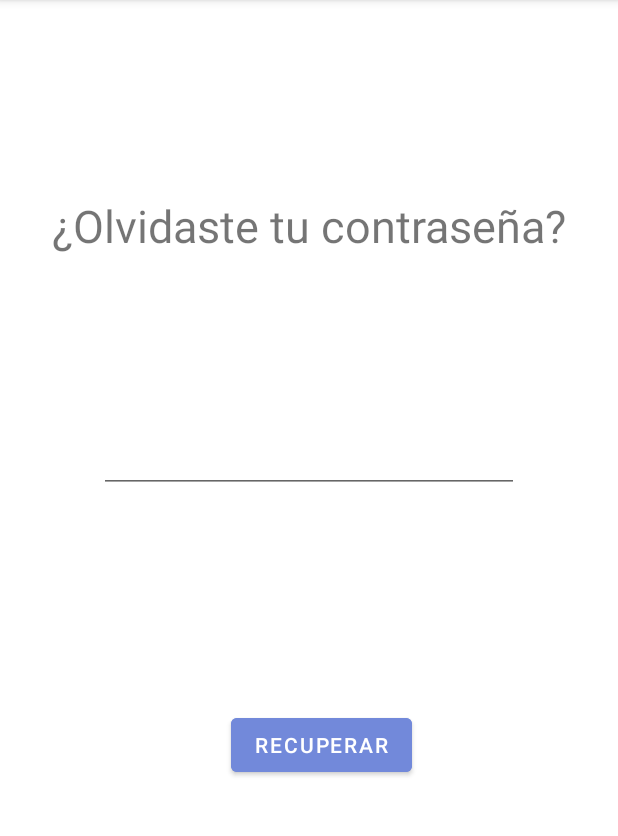
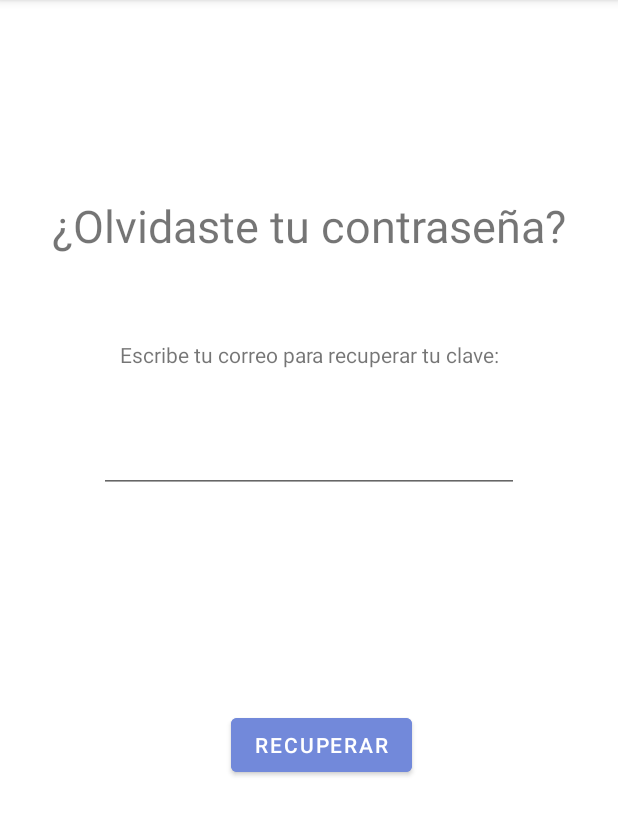
Before and after one commit to itsmonicalara/PiggyBankV2, an Android app: the OlvideContrasena screen opened through its navigation route, on a phone screen of 412 x 824 dp, the part 84-920 px from its top. Run offline under Robolectric (Android 15) with nearby library versions, the phone set to English and light mode, and no system bars; our stand-ins replace Firebase (no records; nobody signed in at launch, a user with empty details on screens opened directly); Roboto replaces fonts that are not available here.

Commit message:
cambios varios

```diff
--- a/app/src/main/java/edu/itesm/piggybank/OlvideContrasena.kt
+++ b/app/src/main/java/edu/itesm/piggybank/OlvideContrasena.kt
@@ -45,9 +45,10 @@ class OlvideContrasena : Fragment() {
             .addOnSuccessListener { documents ->
                 for (document in documents) {
                     if(document.data.get("correo").toString() == recuperarContrasena.text.toString()){
-                        Log.d(TAG, "existe")
-                        clave = document.data.get("contrasena").toString()
-                        Toast.makeText(this.context,clave, Toast.LENGTH_LONG).show()
+                        auth.sendPasswordResetEmail(document.data.get("correo").toString()).addOnSuccessListener {
+                            Toast.makeText(this.context,"Revisar correo", Toast.LENGTH_LONG).show()
+                            view?.findNavController()?.navigate(R.id.olvidarALogin)
+                        }
                     }
                 }
             }
--- a/app/src/main/res/layout/fragment_olvide_contrasena.xml
+++ b/app/src/main/res/layout/fragment_olvide_contrasena.xml
@@ -50,6 +50,17 @@
             app:layout_constraintStart_toStartOf="parent"
             app:layout_constraintTop_toBottomOf="@+id/recuperarContrasena"
             app:layout_constraintVertical_bias="0.0" />
+
+        <TextView
+            android:id="@+id/textView23"
+            android:layout_width="wrap_content"
+            android:layout_height="wrap_content"
+            android:text="Escribe tu correo para recuperar tu clave:"
+            app:layout_constraintBottom_toBottomOf="parent"
+            app:layout_constraintEnd_toEndOf="parent"
+            app:layout_constraintStart_toStartOf="parent"
+            app:layout_constraintTop_toTopOf="parent"
+            app:layout_constraintVertical_bias="0.303" />
     </androidx.constraintlayout.widget.ConstraintLayout>
 
 </FrameLayout>
--- a/app/src/main/res/navigation/navigation.xml
+++ b/app/src/main/res/navigation/navigation.xml
@@ -102,7 +102,11 @@
         android:id="@+id/olvideContrasena3"
         android:name="edu.itesm.piggybank.OlvideContrasena"
         android:label="fragment_olvide_contrasena"
-        tools:layout="@layout/fragment_olvide_contrasena" />
+        tools:layout="@layout/fragment_olvide_contrasena" >
+        <action
+            android:id="@+id/olvidarALogin"
+            app:destination="@id/login" />
+    </fragment>
     <fragment
         android:id="@+id/settingsFragment"
         android:name="edu.itesm.piggybank.SettingsFragment"
```
